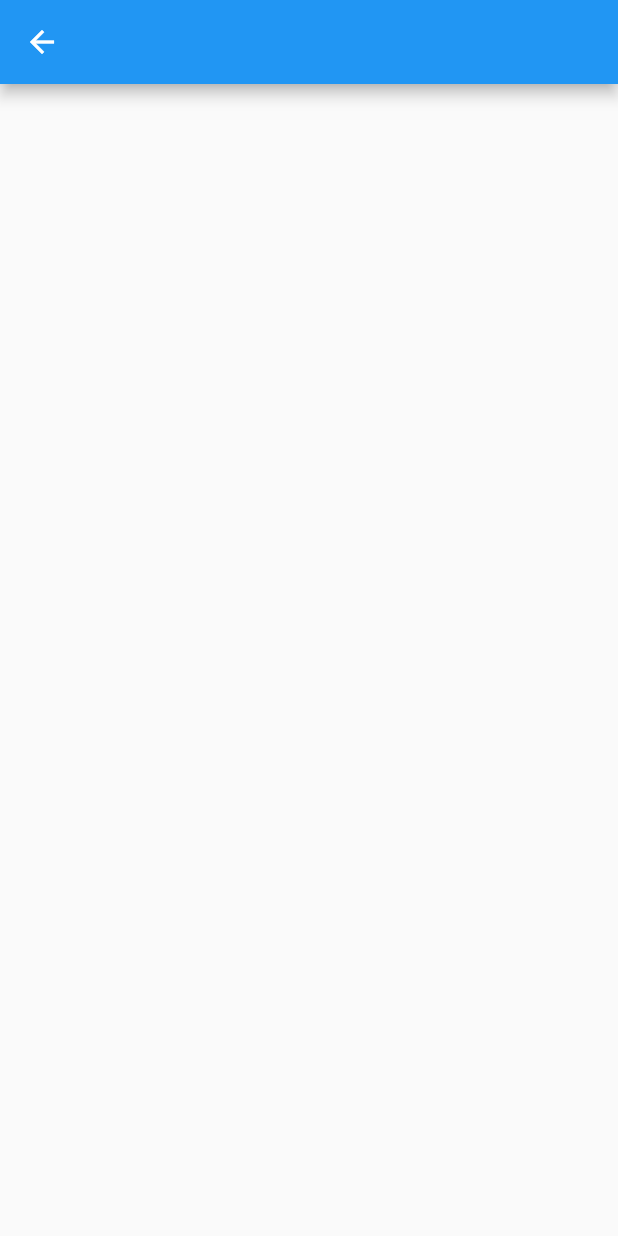
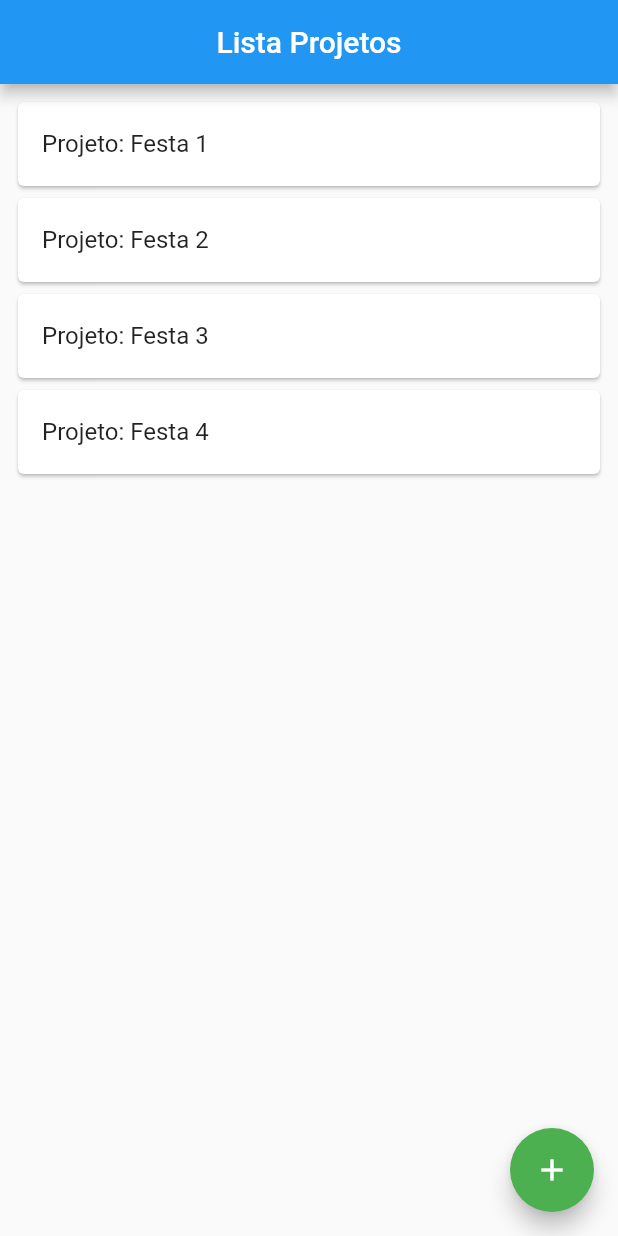
Before and after one commit to emmanoelpaim/productmanager, a Flutter app: the screen it shows after launch, after a tap on "Entrar", on a phone screen of 412 x 824 dp. Run offline on Flutter 3.47's test engine with Material 2 defaults, Android fonts, the phone set to English and light mode, and no system bars.

Commit message:
Adicionado tela Add Project Screen

```diff
--- a/lib/screens/home_screen.dart
+++ b/lib/screens/home_screen.dart
@@ -1,10 +1,57 @@
 import 'package:flutter/material.dart';
+
+import 'add_project_screen.dart';
 
 class HomeScreen extends StatelessWidget {
   @override
   Widget build(BuildContext context) {
     return Scaffold(
-      appBar: AppBar(),
+      appBar: AppBar(
+        title: Text("Lista Projetos"),
+        centerTitle: true,
+      ),
+      body: Container(
+          //padding: EdgeInsets.all(8.0),
+          child: Padding(
+            padding: const EdgeInsets.all(8.0),
+            child: ListView(
+        children: <Widget>[
+              cardProject('Projeto: Festa 1'),
+              cardProject('Projeto: Festa 2'),
+              cardProject('Projeto: Festa 3'),
+              cardProject('Projeto: Festa 4'),
+        ],
+      ),
+          )),
+      floatingActionButton: FloatingActionButton(
+        onPressed: () {
+          Navigator.push(
+            context,
+            MaterialPageRoute(
+              builder: (context) => AddProjectScreen(),
+            ),
+          );
+        },
+        child: Icon(Icons.add),
+        backgroundColor: Colors.green,
+      ),
     );
   }
 }
+
+class cardProject extends StatelessWidget {
+  cardProject(this.title);
+  final String title;
+
+  @override
+  Widget build(BuildContext context) {
+    print(context);
+    return Card(
+      child: InkWell(
+        child: ListTile(
+          title: Text(this.title),
+        ),
+      ),
+    );
+  }
+}
--- a/lib/screens/login_screen.dart
+++ b/lib/screens/login_screen.dart
@@ -13,17 +13,18 @@ class LoginScreen extends StatelessWidget {
       ),
       body: Container(
         child: Padding(
-          padding: const EdgeInsets.all(8.0),
-          child: Column(
+          padding: const EdgeInsets.all(16.0),
+          child: ListView(
             children: <Widget>[
-              Text("Usuario",style: TextStyle(fontSize: 30.0),),
+              Text("Usuário",style: TextStyle(fontSize: 30.0),),
               TextField(
                 obscureText: true,
                 decoration: InputDecoration(
                   border: OutlineInputBorder(),
-                  labelText: 'Digite seu Usuario',
+                  labelText: 'Digite seu Usuário',
                 ),
               ),
+              Divider(),
               Text("Senha",style: TextStyle(fontSize: 30.0),),
               TextField(
                 obscureText: true,
@@ -32,9 +33,12 @@ class LoginScreen extends StatelessWidget {
                   labelText: 'Digite sua Senha',
                 ),
               ),
+              SizedBox(
+                height: 30.0,
+              ),
               RaisedButton(
                 onPressed: () {
-                  Navigator.push(
+                  Navigator.pushReplacement(
                       context,
                       MaterialPageRoute(
                           builder: (context) => HomeScreen(
```
Also changed, not shown: lib/screens/add_project_screen.dart (added, +40 -0 lines).
